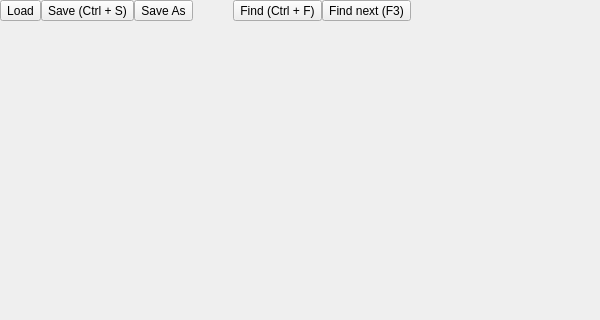
The window that bin/text_editor.ui (kmatheussen/radium) describes before a commit, drawn with Qt 5; both pictures show x 0 to 600 and y 0 to 320 of the 946 by 459 pixel window.
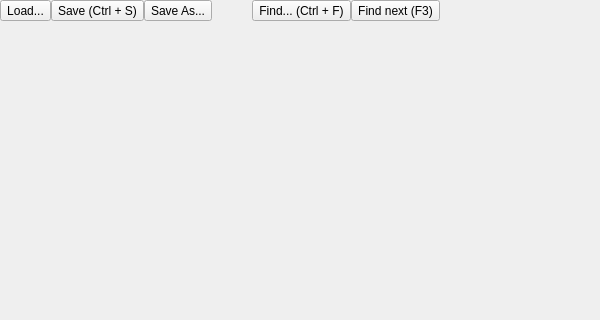
The same window after the commit.

What changed in the file:
```diff
--- a/bin/text_editor.ui
+++ b/bin/text_editor.ui
@@ -56,7 +56,7 @@
       <item>
        <widget class="QToolButton" name="load_button">
         <property name="text">
-         <string>Load</string>
+         <string>Load...</string>
         </property>
        </widget>
       </item>
@@ -70,7 +70,7 @@
       <item>
        <widget class="QToolButton" name="save_as_button">
         <property name="text">
-         <string>Save As</string>
+         <string>Save As...</string>
         </property>
        </widget>
       </item>
@@ -93,7 +93,7 @@
       <item>
        <widget class="QToolButton" name="find_button">
         <property name="text">
-         <string>Find (Ctrl + F)</string>
+         <string>Find... (Ctrl + F)</string>
         </property>
        </widget>
       </item>
```
